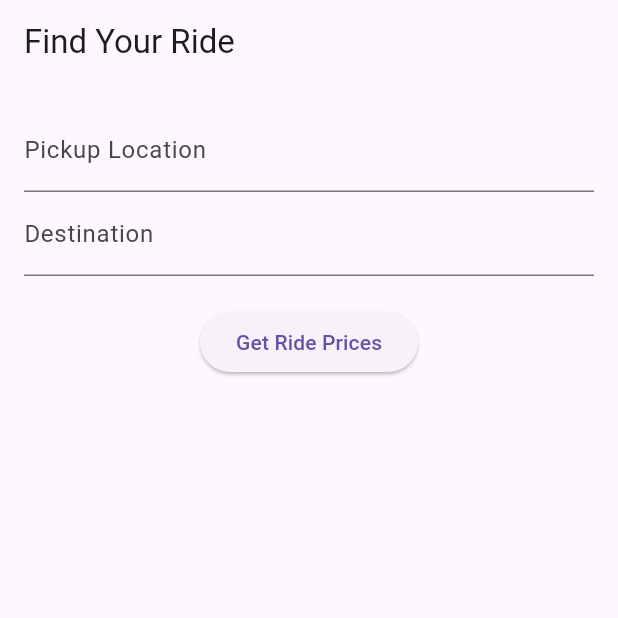
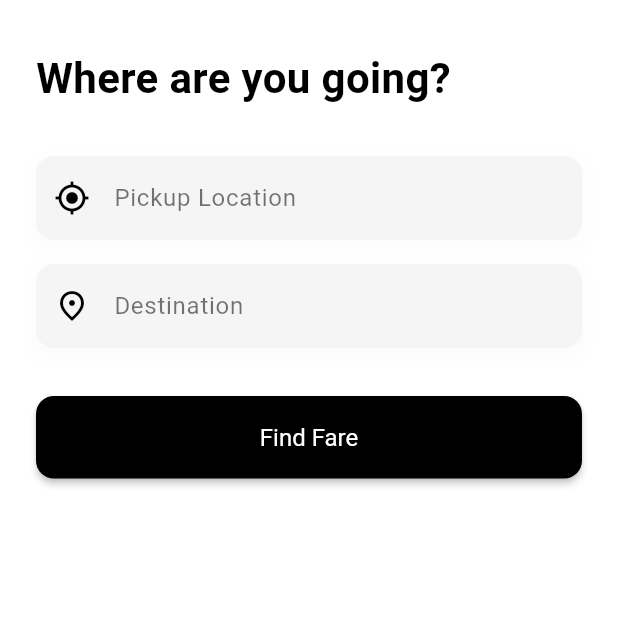
Before and after one commit to adewwww/Find_cab, a Flutter app: the screen it shows after launch, on a phone screen of 412 x 824 dp, the top half of it. Run offline on Flutter 3.47's test engine with Material 3 defaults, Android fonts, the phone set to English and light mode, and no system bars; Roboto replaces fonts that are missing (Poppins).

Commit message:
changed ui to b&w minimalist theme added folders and file for futher changes

```diff
--- a/lib/main.dart
+++ b/lib/main.dart
@@ -1,55 +1,178 @@
 import 'package:flutter/material.dart';
 
 void main() {
-  runApp(MyApp());
+  runApp(const RideFareApp());
 }
 
-class MyApp extends StatelessWidget {
+class RideFareApp extends StatelessWidget {
+  const RideFareApp({super.key});
+
   @override
   Widget build(BuildContext context) {
     return MaterialApp(
       title: 'Ride Fare Aggregator',
-      home: RideSearchScreen(),
+      debugShowCheckedModeBanner: false,
+      theme: ThemeData(
+        fontFamily: 'Poppins',
+        colorScheme: ColorScheme.fromSeed(
+          seedColor: Colors.black,
+          brightness: Brightness.light,
+        ),
+        scaffoldBackgroundColor: Colors.white,
+        useMaterial3: true,
+        inputDecorationTheme: InputDecorationTheme(
+          filled: true,
+          fillColor: Colors.grey[100],
+          prefixIconColor: Colors.black,
+          labelStyle: const TextStyle(color: Colors.black54),
+          border: OutlineInputBorder(
+            borderRadius: BorderRadius.circular(12),
+            borderSide: BorderSide.none,
+          ),
+        ),
+        elevatedButtonTheme: ElevatedButtonThemeData(
+          style: ElevatedButton.styleFrom(
+            backgroundColor: Colors.black,
+            foregroundColor: Colors.white,
+            textStyle: const TextStyle(fontSize: 16),
+            padding: const EdgeInsets.symmetric(vertical: 18),
+            shape: RoundedRectangleBorder(
+              borderRadius: BorderRadius.circular(12),
+            ),
+            elevation: 2,
+          ),
+        ),
+      ),
+      home: const RideSearchScreen(),
     );
   }
 }
 
 class RideSearchScreen extends StatefulWidget {
+  const RideSearchScreen({super.key});
+
   @override
-  _RideSearchScreenState createState() => _RideSearchScreenState();
+  State<RideSearchScreen> createState() => _RideSearchScreenState();
 }
 
 class _RideSearchScreenState extends State<RideSearchScreen> {
   final TextEditingController pickupController = TextEditingController();
   final TextEditingController destinationController = TextEditingController();
 
+  bool isLoading = false;
+
+  Future<void> getRidePrices() async {
+    setState(() => isLoading = true);
+
+    await Future.delayed(const Duration(seconds: 2));
+
+    setState(() => isLoading = false);
+
+    ScaffoldMessenger.of(context).showSnackBar(
+      SnackBar(
+        backgroundColor: Colors.black,
+        content: Text(
+          "Searching rides from ${pickupController.text} to ${destinationController.text}",
+          style: const TextStyle(color: Colors.white),
+        ),
+      ),
+    );
+  }
+
   @override
   Widget build(BuildContext context) {
+    final theme = Theme.of(context);
+
     return Scaffold(
-      appBar: AppBar(title: Text('Find Your Ride')),
-      body: Padding(
-        padding: const EdgeInsets.all(16.0),
+      body: SafeArea(
+        child: Padding(
+          padding: const EdgeInsets.symmetric(horizontal: 24.0, vertical: 32),
           child: Column(
+            crossAxisAlignment: CrossAxisAlignment.start,
             children: [
-            TextField(
+              const Text(
+                "Where are you going?",
+                style: TextStyle(
+                  fontSize: 28,
+                  fontWeight: FontWeight.w600,
+                  color: Colors.black,
+                ),
+              ),
+              const SizedBox(height: 32),
+
+              // Pickup Input
+              CustomInputField(
                 controller: pickupController,
-              decoration: InputDecoration(labelText: 'Pickup Location'),
+                label: "Pickup Location",
+                icon: Icons.my_location_outlined,
               ),
-            TextField(
+              const SizedBox(height: 16),
+
+              // Destination Input
+              CustomInputField(
                 controller: destinationController,
-              decoration: InputDecoration(labelText: 'Destination'),
+                label: "Destination",
+                icon: Icons.place_outlined,
               ),
-            SizedBox(height: 20),
-            ElevatedButton(
-              onPressed: () {
-                // Here, you can call your API or mock function
-                print("Pickup: ${pickupController.text}, Destination: ${destinationController.text}");
-              },
-              child: Text('Get Ride Prices'),
+              const SizedBox(height: 32),
+
+              // Search Button
+              SizedBox(
+                width: double.infinity,
+                child: ElevatedButton(
+                  onPressed: isLoading ? null : getRidePrices,
+                  child: isLoading
+                      ? const SizedBox(
+                          width: 24,
+                          height: 24,
+                          child: CircularProgressIndicator(
+                            color: Colors.white,
+                            strokeWidth: 2,
+                          ),
+                        )
+                      : const Text("Find Fare"),
+                ),
               ),
             ],
+          ),
         ),
       ),
     );
   }
 }
+
+class CustomInputField extends StatelessWidget {
+  final TextEditingController controller;
+  final String label;
+  final IconData icon;
+
+  const CustomInputField({
+    super.key,
+    required this.controller,
+    required this.label,
+    required this.icon,
+  });
+
+  @override
+  Widget build(BuildContext context) {
+    return Container(
+      decoration: BoxDecoration(
+        boxShadow: [
+          BoxShadow(
+            color: Colors.grey.withOpacity(0.05),
+            blurRadius: 10,
+            offset: const Offset(0, 4),
+          ),
+        ],
+      ),
+      child: TextField(
+        controller: controller,
+        style: const TextStyle(color: Colors.black),
+        decoration: InputDecoration(
+          prefixIcon: Icon(icon, color: Colors.black),
+          labelText: label,
+        ),
+      ),
+    );
+  }
+}
--- a/pubspec.yaml
+++ b/pubspec.yaml
@@ -74,10 +74,10 @@ flutter:
   # list giving the asset and other descriptors for the font. For
   # example:
   # fonts:
-  #   - family: Schyler
+  #   - family: Poppins
   #     fonts:
-  #       - asset: fonts/Schyler-Regular.ttf
-  #       - asset: fonts/Schyler-Italic.ttf
+  #       - asset: fonts/Poppins-Regular.ttf
+  #       - asset: fonts/Poppins-Bold.ttf
   #         style: italic
   #   - family: Trajan Pro
   #     fonts:
```
Also changed, not shown: flutter_01.png (added), lib/auth/login.dart (added), lib/auth/signup.dart (added). Lines whose indentation alone changed are shown as unchanged.
